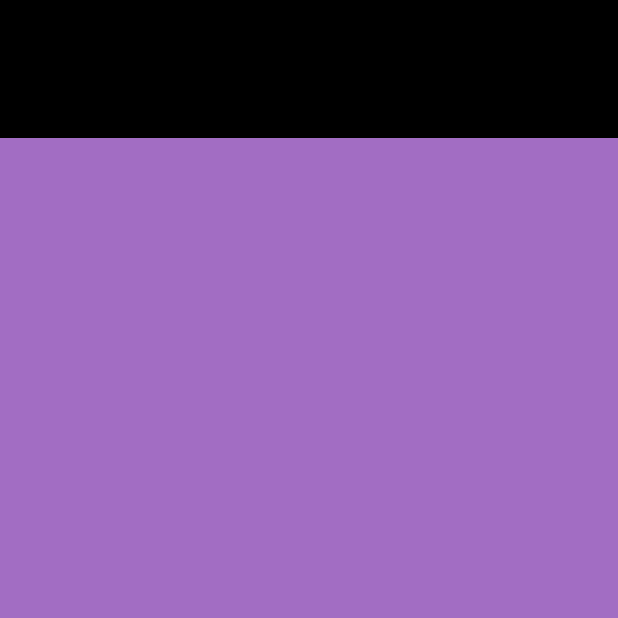
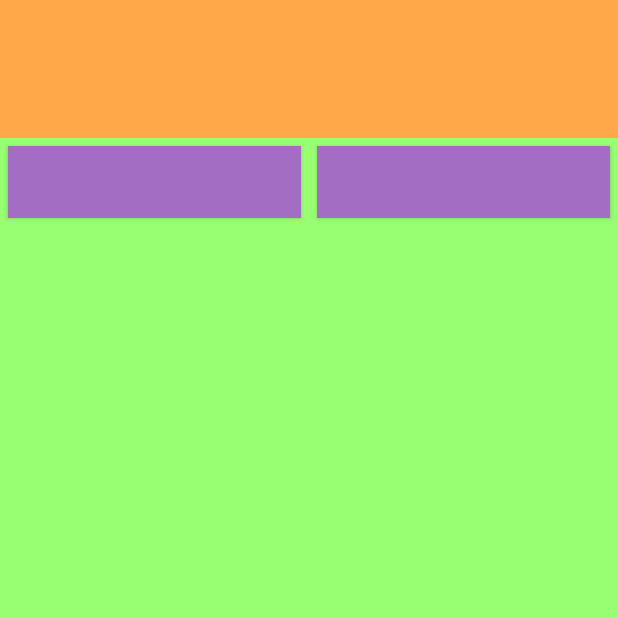
Before and after one commit to RwKaLs/MyEcoProject, an Android app: the ProfileActivity screen opened directly, with no data from a screen before it, on a phone screen of 412 x 824 dp, the top half of it. Run offline under Robolectric (Android 15) with nearby library versions, the phone set to English and light mode, and no system bars.

Commit message:
0.Map added 1.SimpleClicker ready 2.Progress may save, start 2nd game 3.Minimum 2nd game works 4.Added ProfileActivity, fixed array GameActivity --> ProfileActivity 5.Fixed backpress from CatcherActivity

```diff
--- a/app/src/main/java/ru/myitschool/vsu2020/myecoproject/ProfileActivity.java
+++ b/app/src/main/java/ru/myitschool/vsu2020/myecoproject/ProfileActivity.java
@@ -1,11 +1,12 @@
 package ru.myitschool.vsu2020.myecoproject;
+
+import android.annotation.SuppressLint;
+import android.content.Intent;
+import android.os.Bundle;
+import android.widget.TextView;
 
 import androidx.annotation.Nullable;
 import androidx.appcompat.app.AppCompatActivity;
-
-import android.content.Intent;
-import android.os.Bundle;
-import android.widget.TextView;
 
 import java.util.Arrays;
 
@@ -14,6 +15,7 @@ public class ProfileActivity extends AppCompatActivity {
     private static final int GET_COUNTRIES = 1;
     public int[] countries;
 
+    @SuppressLint("ResourceType")
     @Override
     protected void onCreate(Bundle savedInstanceState) {
         super.onCreate(savedInstanceState);
--- a/app/src/main/res/layout/activity_game.xml
+++ b/app/src/main/res/layout/activity_game.xml
@@ -35,6 +35,7 @@
         android:layout_width="wrap_content"
         android:layout_height="wrap_content"
         android:textSize="25sp"
+        android:text="show Array"
         android:textColor="@color/image_btn_Color"
         app:layout_constraintBottom_toBottomOf="parent"
         app:layout_constraintEnd_toEndOf="parent"
--- a/app/src/main/res/layout/activity_profile.xml
+++ b/app/src/main/res/layout/activity_profile.xml
@@ -8,16 +8,39 @@
         android:layout_width="match_parent"
         android:layout_height="match_parent"
         android:layout_weight="8"
-        android:background="@color/black">
+        android:background="@color/top_of_profileactivity">
     </androidx.constraintlayout.widget.ConstraintLayout>
     <ScrollView
         android:layout_width="match_parent"
         android:layout_height="match_parent"
         android:layout_weight="1"
-        android:background="@color/choice_contry_background">
-        <TextView
-            android:id="@+id/testtext"
-            android:layout_width="wrap_content"
-            android:layout_height="wrap_content"/>
+        android:background="@color/bottom_of_profileactivity">
+
+        <LinearLayout
+            android:layout_width="match_parent"
+            android:layout_height="wrap_content"
+            android:orientation="vertical">
+            <LinearLayout
+                android:layout_width="match_parent"
+                android:layout_height="wrap_content">
+                <Button
+                    android:layout_width="match_parent"
+                    android:layout_height="wrap_content"
+                    android:background="@color/choice_contry_background"
+                    android:layout_margin="5sp"
+                    android:layout_weight="1"/>
+                <Button
+                    android:layout_width="match_parent"
+                    android:layout_height="wrap_content"
+                    android:background="@color/choice_contry_background"
+                    android:layout_margin="5sp"
+                    android:layout_weight="1"/>
+            </LinearLayout>
+            <TextView
+                android:id="@+id/testtext"
+                android:layout_width="wrap_content"
+                android:layout_height="wrap_content"/>
+
+        </LinearLayout>
     </ScrollView>
 </LinearLayout>
--- a/app/src/main/res/values/colors.xml
+++ b/app/src/main/res/values/colors.xml
@@ -13,4 +13,6 @@
     <color name="money_color">#FFEB3B</color>
     <color name="choice_contry_background">#A26DC3</color>
     <color name="catcher_background">#5CA2C3</color>
+    <color name="top_of_profileactivity">#FFA849</color>
+    <color name="bottom_of_profileactivity">#98FF73</color>
 </resources>
```
Also changed, not shown: app/src/main/java/ru/myitschool/vsu2020/myecoproject/CatcherActivity.java (+11 -0 lines), app/src/main/java/ru/myitschool/vsu2020/myecoproject/GameActivity.java (+13 -1 lines).
